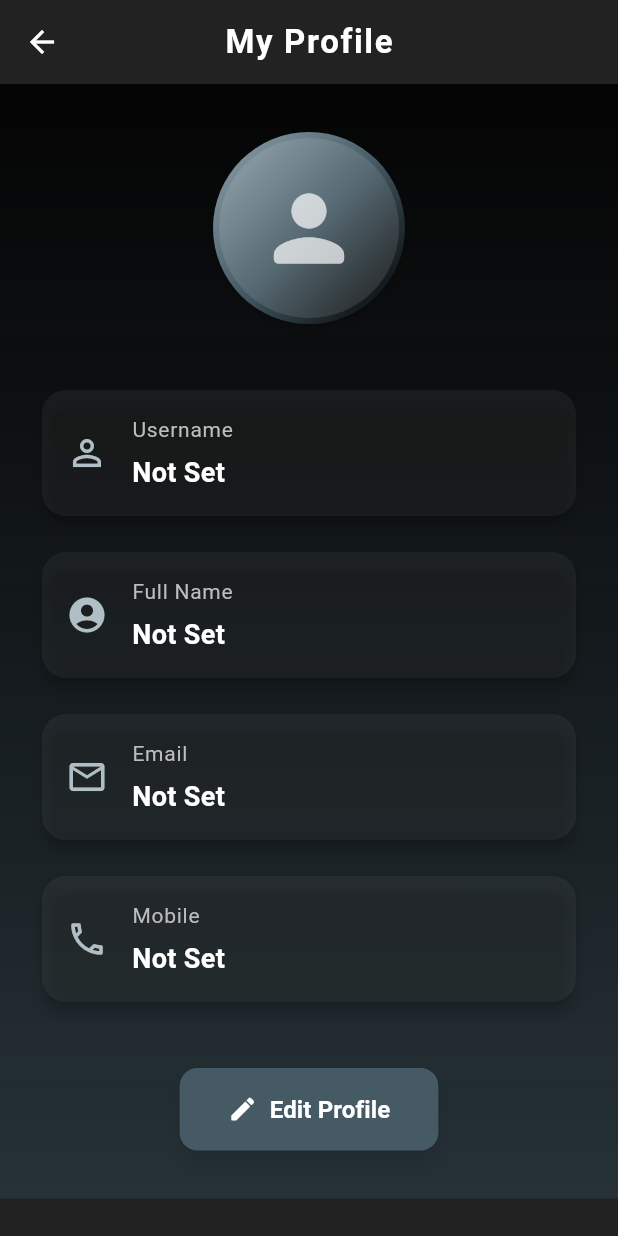
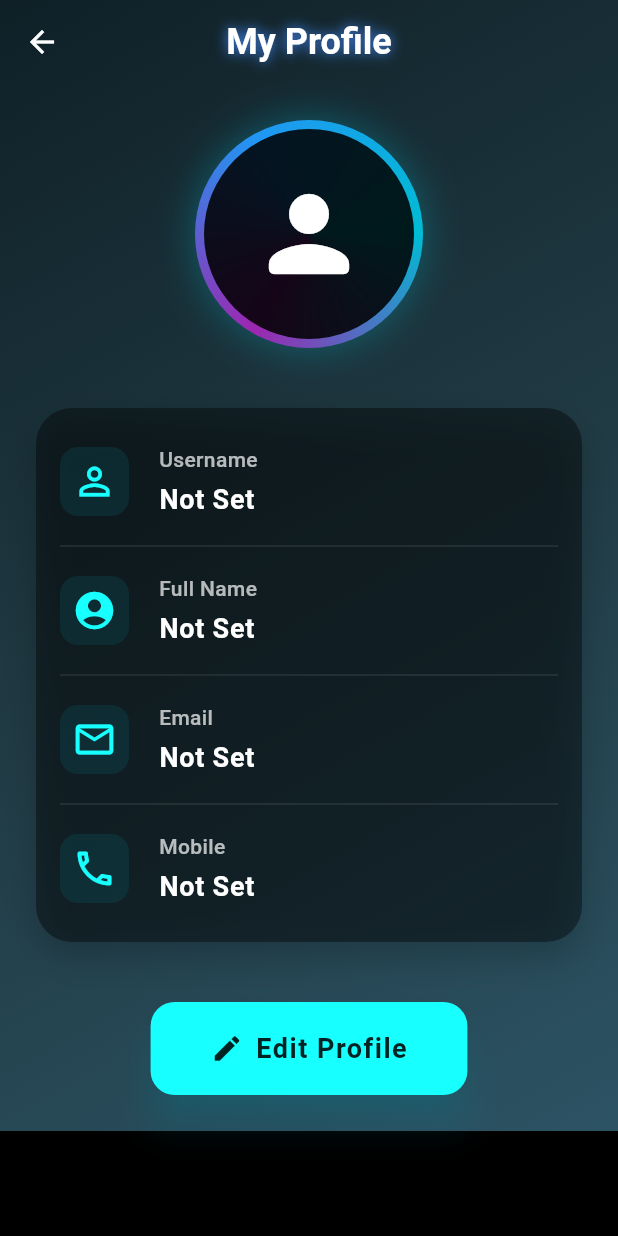
Before and after one commit to LasenSanvidu/bizmart, a Flutter app: the UserProfilePage screen opened directly, on a phone screen of 412 x 824 dp. Run offline on Flutter 3.47's test engine with Material 3 defaults, Android fonts, the phone set to English and light mode, and no system bars; our stand-ins replace animate_do, cached_network_image, carousel_slider, cloud_firestore, curved_navigation_bar, dio and 11 more; missing offline and left inert: flutter_stripe; accounts and stored records are empty.

Commit message:
UserProfile
I modified the UI a bit

```diff
--- a/lib/profile/profile_2.0.dart
+++ b/lib/profile/profile_2.0.dart
@@ -1,8 +1,8 @@
 import 'package:flutter/material.dart';
 import 'package:cloud_firestore/cloud_firestore.dart';
 import 'package:firebase_auth/firebase_auth.dart';
+import 'package:animate_do/animate_do.dart'; // Add this package for animations
 
-/// A StatefulWidget that displays the user's profile information
 class UserProfilePage extends StatefulWidget {
   const UserProfilePage({super.key});
 
@@ -11,7 +11,6 @@ class UserProfilePage extends StatefulWidget {
 }
 
 class _UserProfilePageState extends State<UserProfilePage> {
-  // User profile fields with sensible defaults
   String _username = '';
   String _firstName = '';
   String _lastName = '';
@@ -25,11 +24,9 @@ class _UserProfilePageState extends State<UserProfilePage> {
     _fetchUserData();
   }
 
-  /// Fetches user data from Firestore with comprehensive error handling
   Future<void> _fetchUserData() async {
     try {
       final user = FirebaseAuth.instance.currentUser;
-
       if (user == null) {
         debugPrint('No authenticated user found');
         _updateLoadingState(false);
@@ -55,7 +52,6 @@ class _UserProfilePageState extends State<UserProfilePage> {
     }
   }
 
-  /// Updates profile data in state
   void _updateProfileData(Map<String, dynamic> data) {
     setState(() {
       _username = data['username'] ?? 'Not Set';
@@ -67,26 +63,30 @@ class _UserProfilePageState extends State<UserProfilePage> {
     });
   }
 
-  /// Updates loading state
   void _updateLoadingState(bool loading) => setState(() => _isLoading = loading);
 
   @override
   Widget build(BuildContext context) {
     return Scaffold(
-      backgroundColor: Colors.black87,
+      backgroundColor: Colors.black,
+      extendBodyBehindAppBar: true,
       appBar: _buildAppBar(),
       body: _isLoading ? _buildLoadingView() : _buildProfileView(),
     );
   }
 
-  /// Constructs the custom app bar with elegant styling
   AppBar _buildAppBar() => AppBar(
-        title: const Text(
+        title: FadeInDown(
+          child: const Text(
             'My Profile',
             style: TextStyle(
               color: Colors.white,
-            fontWeight: FontWeight.bold,
-            letterSpacing: 1.1,
+              fontWeight: FontWeight.w700,
+              fontSize: 24,
+              shadows: [
+                Shadow(color: Colors.blueAccent, blurRadius: 10),
+              ],
+            ),
           ),
         ),
         backgroundColor: Colors.transparent,
@@ -95,105 +95,121 @@ class _UserProfilePageState extends State<UserProfilePage> {
         iconTheme: const IconThemeData(color: Colors.white),
       );
 
-  /// Displays a loading indicator during data fetch
-  Widget _buildLoadingView() => const Center(
-        child: CircularProgressIndicator(
-          valueColor: AlwaysStoppedAnimation<Color>(Colors.blueGrey),
-          strokeWidth: 3,
+  Widget _buildLoadingView() => Center(
+        child: Spin(
+          child: const CircularProgressIndicator(
+            valueColor: AlwaysStoppedAnimation<Color>(Colors.cyanAccent),
+            strokeWidth: 4,
+            backgroundColor: Colors.white12,
+          ),
         ),
       );
 
-  /// Builds the main profile content with a gradient background
   Widget _buildProfileView() => Container(
-        decoration: BoxDecoration(
+        decoration: const BoxDecoration(
           gradient: LinearGradient(
-            begin: Alignment.topCenter,
-            end: Alignment.bottomCenter,
+            begin: Alignment.topLeft,
+            end: Alignment.bottomRight,
             colors: [
-              Colors.black87,
-              Colors.blueGrey.shade900,
+              Color(0xFF0F2027),
+              Color(0xFF203A43),
+              Color(0xFF2C5364),
             ],
-            stops: const [0.0, 1.0],
           ),
         ),
         child: SafeArea(
           child: SingleChildScrollView(
             physics: const BouncingScrollPhysics(),
-            padding: const EdgeInsets.symmetric(horizontal: 24, vertical: 32),
+            child: Padding(
+              padding: const EdgeInsets.all(24),
               child: Column(
-              crossAxisAlignment: CrossAxisAlignment.center,
                 children: [
-                _buildProfileAvatar(),
-                const SizedBox(height: 32),
-                _buildProfileDetails(),
-                const SizedBox(height: 32),
-                _buildEditProfileButton(),
+                  FadeInUp(child: _buildProfileAvatar()),
+                  const SizedBox(height: 40),
+                  FadeInUp(child: _buildProfileDetails(), delay: const Duration(milliseconds: 200)),
+                  const SizedBox(height: 40),
+                  ZoomIn(child: _buildEditProfileButton()),
                 ],
+              ),
             ),
           ),
         ),
       );
 
-  /// Creates a stylish profile avatar with gradient border
   Widget _buildProfileAvatar() => Container(
-        padding: const EdgeInsets.all(4),
+        padding: const EdgeInsets.all(6),
         decoration: BoxDecoration(
           shape: BoxShape.circle,
-          gradient: LinearGradient(
+          gradient: const SweepGradient(
             colors: [
-              Colors.blueGrey.shade300,
-              Colors.blueGrey.shade700,
-              Colors.black87,
+              Colors.cyan,
+              Colors.purple,
+              Colors.blue,
+              Colors.cyan,
             ],
-            begin: Alignment.topLeft,
-            end: Alignment.bottomRight,
           ),
           boxShadow: [
             BoxShadow(
-              color: Colors.black.withOpacity(0.2),
-              blurRadius: 8,
-              offset: const Offset(0, 4),
+              color: Colors.cyan.withOpacity(0.3),
+              blurRadius: 20,
+              spreadRadius: 2,
             ),
           ],
         ),
         child: const CircleAvatar(
-          radius: 60,
-          backgroundColor: Colors.white10,
+          radius: 70,
+          backgroundColor: Colors.black87,
           child: Icon(
             Icons.person_rounded,
-            size: 70,
-            color: Colors.white70,
+            size: 80,
+            color: Colors.white,
           ),
         ),
       );
 
-  /// Constructs the profile information section
-  Widget _buildProfileDetails() => Column(
+  Widget _buildProfileDetails() => Container(
+        padding: const EdgeInsets.all(16),
+        decoration: BoxDecoration(
+          borderRadius: BorderRadius.circular(24),
+          color: Colors.black.withOpacity(0.4),
+          boxShadow: [
+            BoxShadow(
+              color: Colors.black.withOpacity(0.2),
+              blurRadius: 20,
+              offset: const Offset(0, 10),
+            ),
+          ],
+        ),
+        child: Column(
           children: [
             _buildInfoTile('Username', _username, Icons.person_outline),
+            const Divider(color: Colors.white10, height: 20),
             _buildInfoTile('Full Name', '$_firstName $_lastName', Icons.account_circle),
+            const Divider(color: Colors.white10, height: 20),
             _buildInfoTile('Email', _email, Icons.email_outlined),
+            const Divider(color: Colors.white10, height: 20),
             _buildInfoTile('Mobile', _mobile, Icons.phone_outlined),
           ],
+        ),
       );
 
-  /// Builds individual information tiles with modern design
-  Widget _buildInfoTile(String title, String value, IconData icon) => Container(
-        margin: const EdgeInsets.symmetric(vertical: 8),
-        child: Card(
-          elevation: 4,
-          color: Colors.white.withOpacity(0.05),
-          shape: RoundedRectangleBorder(borderRadius: BorderRadius.circular(16)),
-          child: Padding(
-            padding: const EdgeInsets.all(16),
+  Widget _buildInfoTile(String title, String value, IconData icon) => Padding(
+        padding: const EdgeInsets.symmetric(vertical: 8),
         child: Row(
           children: [
-                Icon(
+            Container(
+              padding: const EdgeInsets.all(8),
+              decoration: BoxDecoration(
+                color: Colors.cyan.withOpacity(0.1),
+                borderRadius: BorderRadius.circular(12),
+              ),
+              child: Icon(
                 icon,
-                  color: Colors.blueGrey.shade200,
-                  size: 28,
+                color: Colors.cyanAccent,
+                size: 30,
               ),
-                const SizedBox(width: 16),
+            ),
+            const SizedBox(width: 20),
             Expanded(
               child: Column(
                 crossAxisAlignment: CrossAxisAlignment.start,
@@ -201,54 +217,51 @@ class _UserProfilePageState extends State<UserProfilePage> {
                   Text(
                     title,
                     style: TextStyle(
-                          color: Colors.grey.shade400,
+                      color: Colors.white.withOpacity(0.7),
                       fontSize: 14,
-                          letterSpacing: 0.5,
+                      fontWeight: FontWeight.w500,
                     ),
                   ),
-                      const SizedBox(height: 6),
+                  const SizedBox(height: 4),
                   Text(
                     value.trim().isEmpty ? 'Not Set' : value,
                     style: const TextStyle(
                       color: Colors.white,
                       fontSize: 18,
                       fontWeight: FontWeight.w600,
+                      letterSpacing: 0.5,
                     ),
-                        overflow: TextOverflow.ellipsis,
-                        maxLines: 1,
                   ),
                 ],
               ),
             ),
           ],
         ),
-          ),
-        ),
       );
 
-  /// Creates an attractive edit profile button
   Widget _buildEditProfileButton() => ElevatedButton.icon(
         onPressed: () {
-          // TODO: Implement navigation to edit profile screen
           debugPrint('Edit profile button pressed');
         },
-        icon: const Icon(Icons.edit_rounded, size: 20),
+        icon: const Icon(Icons.edit_rounded, size: 22),
         label: const Text(
           'Edit Profile',
           style: TextStyle(
-            fontSize: 16,
-            fontWeight: FontWeight.w600,
+            fontSize: 18,
+            fontWeight: FontWeight.w700,
+            letterSpacing: 1,
           ),
         ),
         style: ElevatedButton.styleFrom(
-          backgroundColor: Colors.blueGrey.shade700,
-          foregroundColor: Colors.white,
-          padding: const EdgeInsets.symmetric(horizontal: 32, vertical: 16),
+          padding: const EdgeInsets.symmetric(horizontal: 40, vertical: 18),
+          backgroundColor: Colors.cyanAccent,
+          foregroundColor: Colors.black87,
           shape: RoundedRectangleBorder(
-            borderRadius: BorderRadius.circular(12),
+            borderRadius: BorderRadius.circular(16),
           ),
-          elevation: 6,
-          shadowColor: Colors.black45,
+          elevation: 10,
+          shadowColor: Colors.cyan.withOpacity(0.5),
+          animationDuration: const Duration(milliseconds: 300),
         ),
       );
 }
--- a/pubspec.yaml
+++ b/pubspec.yaml
@@ -34,6 +34,7 @@ dependencies:
   fl_chart: ^0.70.2
   animations: ^2.0.11
   shared_preferences: ^2.5.2
+  animate_do: ^4.2.0
 
 dev_dependencies:
   flutter_test:
```
Also changed, not shown: pubspec.lock. Lines whose indentation alone changed are shown as unchanged.
